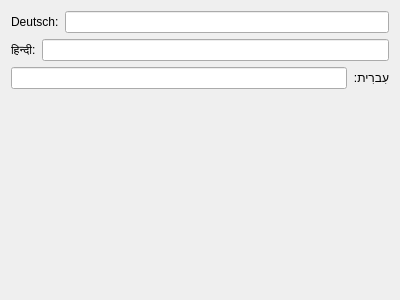
Before: the Qt Designer form MainWindow.ui in towel42-com/CodecTest, drawn with Qt 5.
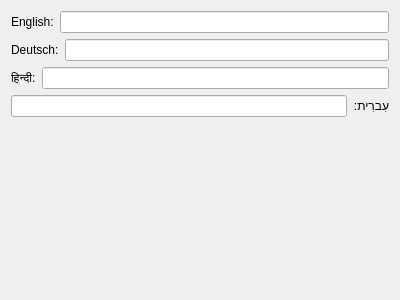
After: the same form once the commit is applied.

Diff of the .ui file:
```diff
--- a/MainWindow.ui
+++ b/MainWindow.ui
@@ -14,6 +14,20 @@
    <string>Dialog</string>
   </property>
   <layout class="QVBoxLayout" name="verticalLayout">
+   <item>
+    <layout class="QHBoxLayout" name="horizontalLayout_4">
+     <item>
+      <widget class="QLabel" name="label">
+       <property name="text">
+        <string>English:</string>
+       </property>
+      </widget>
+     </item>
+     <item>
+      <widget class="QLineEdit" name="lineEditEnglish"/>
+     </item>
+    </layout>
+   </item>
    <item>
     <layout class="QHBoxLayout" name="horizontalLayout">
      <item>
```
